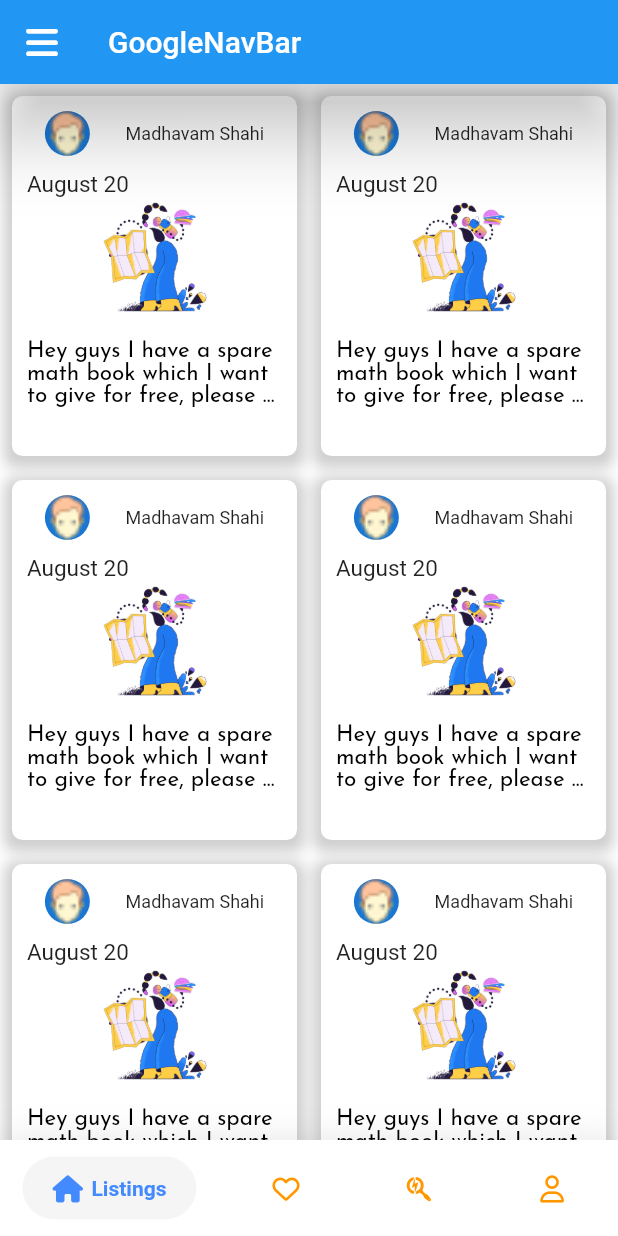
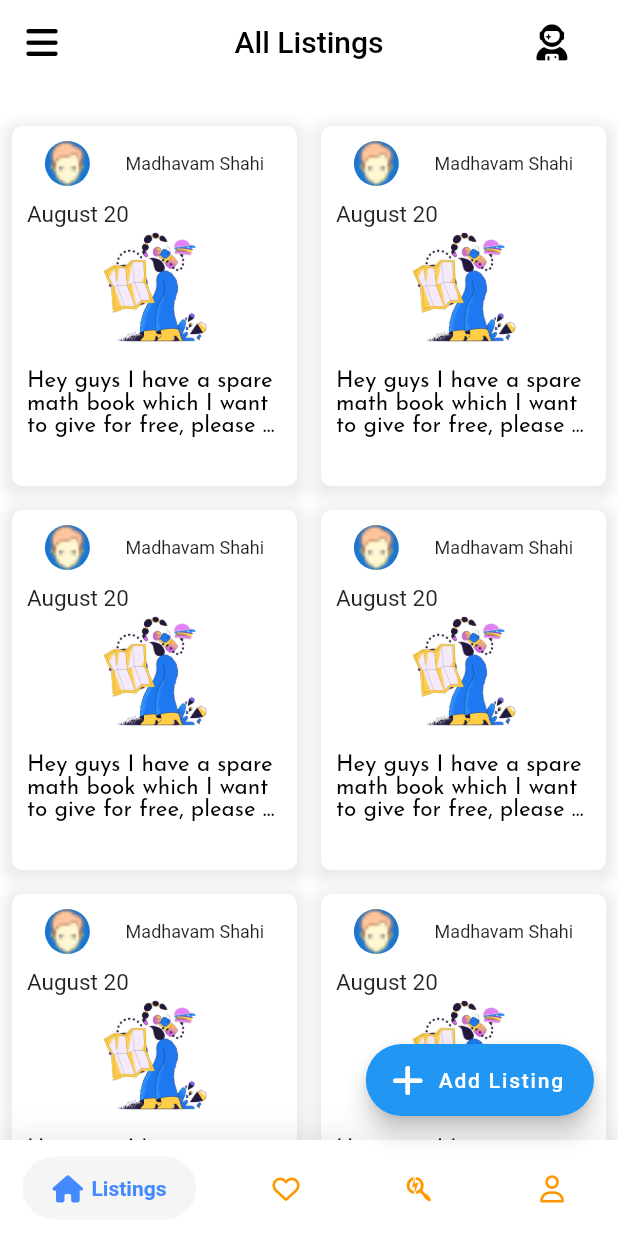
Before and after one commit to madhavamshahi/Edbuddy, a Flutter app: the screen it shows after launch, on a phone screen of 412 x 824 dp. Run offline on Flutter 3.47's test engine with Material 2 defaults, Android fonts, the light colour scheme and no system bars; drawn by our look-alikes of google_nav_bar; our stand-ins replace cloud_firestore, firebase_auth, firebase_storage, fluttertoast, font_awesome_flutter, google_fonts and 1 more; missing offline and left inert: shrink_sidemenu; accounts and stored records are empty; statements that could not run were skipped.

Commit message:
added a appbar

```diff
--- a/edbuddy/lib/views/home/home.dart
+++ b/edbuddy/lib/views/home/home.dart
@@ -5,6 +5,8 @@ import 'package:google_nav_bar/google_nav_bar.dart';
 import 'package:font_awesome_flutter/font_awesome_flutter.dart';
 
 import 'package:shrink_sidemenu/shrink_sidemenu.dart';
+
+import 'package:font_awesome_flutter/font_awesome_flutter.dart';
 
 class Home extends StatefulWidget {
   @override
@@ -100,7 +102,11 @@ class _HomeState extends State<Home> {
   @override
   Widget build(BuildContext context) {
     List<Widget> _widgetOptions = <Widget>[
-      GridView.builder(
+      Column(
+        children: [
+          SizedBox(height: 20),
+          Expanded(
+            child: GridView.builder(
               itemCount: 20,
               gridDelegate: SliverGridDelegateWithFixedCrossAxisCount(
                 crossAxisCount: 2,
@@ -109,6 +115,9 @@ class _HomeState extends State<Home> {
               itemBuilder: (BuildContext context, int index) {
                 return ListBox();
               },
+            ),
+          ),
+        ],
       ),
       Center(
         child: Text(
@@ -141,15 +150,50 @@ class _HomeState extends State<Home> {
         setState(() => isOpened = _isOpened);
       },
       child: Scaffold(
+        floatingActionButton: _selectedIndex == 0
+            ? FloatingActionButton.extended(
+                onPressed: () {
+                  // Add your onPressed code here!
+                },
+                label: Text('Add Listing'),
+                icon: Icon(FontAwesomeIcons.plus),
+                backgroundColor: Colors.blue,
+              )
+            : Container(),
         backgroundColor: Colors.white,
         appBar: AppBar(
-          elevation: 20,
+          centerTitle: true,
+          title: _selectedIndex == 0
+              ? Text(
+                  "All Listings",
+                  style: TextStyle(color: Colors.black),
+                )
+              : Container(),
+          backgroundColor: Colors.white,
+          elevation: 0,
+          actions: <Widget>[
+            IconButton(
+              icon: Icon(
+                FontAwesomeIcons.userAstronaut,
+                color: Colors.black,
+              ),
+              onPressed: () {
+                // do something
+              },
+            ),
+            SizedBox(
+              width: 20,
+            )
+          ],
           leading: GestureDetector(
             onTap: () {
               toggleMenu(true);
             },
-              child: Icon(FontAwesomeIcons.bars)),
-          title: const Text('GoogleNavBar'),
+            child: Icon(
+              FontAwesomeIcons.bars,
+              color: Colors.black,
+            ),
+          ),
         ),
         body: Center(
           child: _widgetOptions.elementAt(_selectedIndex),
--- a/edbuddy/lib/views/widgets/listBox.dart
+++ b/edbuddy/lib/views/widgets/listBox.dart
@@ -20,7 +20,7 @@ class ListBox extends StatelessWidget {
             bottomRight: Radius.circular(7)),
         boxShadow: [
           BoxShadow(
-            color: Colors.grey.withOpacity(0.5),
+            color: Colors.grey.withOpacity(0.2),
             spreadRadius: 5,
             blurRadius: 7,
             offset: Offset(0, 3), // changes position of shadow
```
Lines whose indentation alone changed are shown as unchanged.
